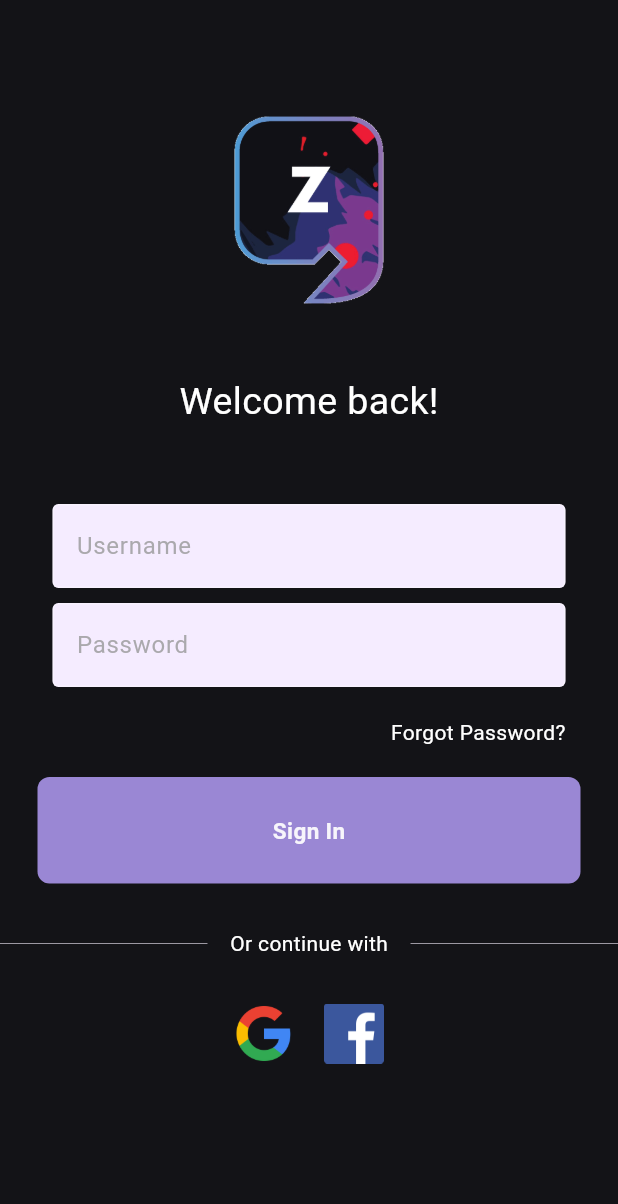
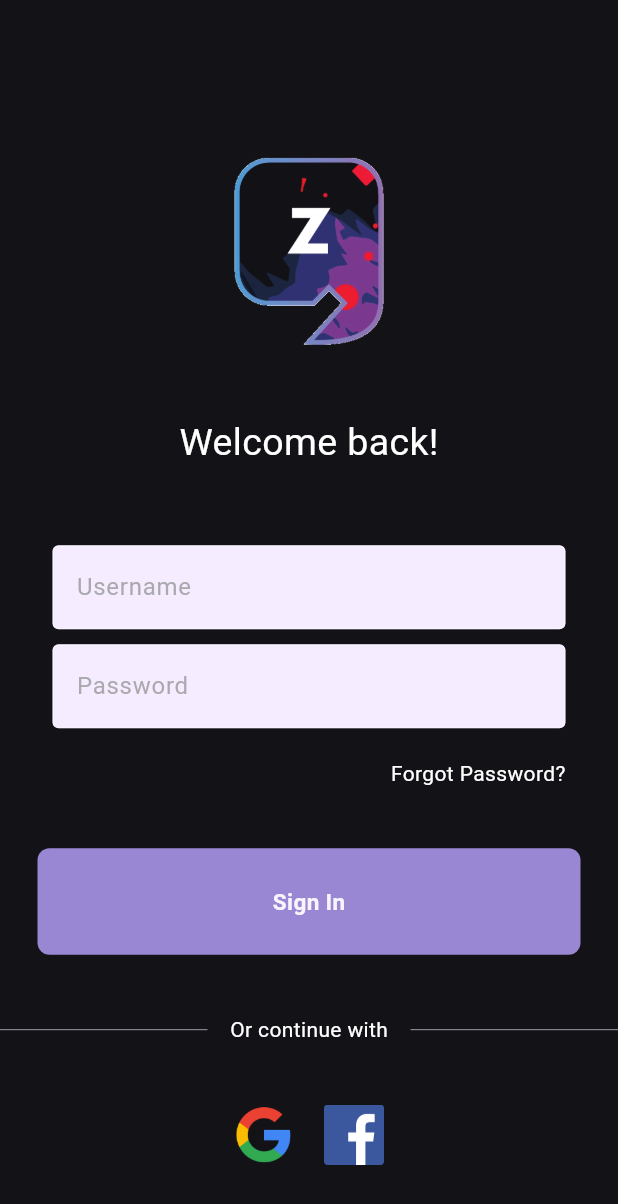
Before and after one commit to zyanislam/LoginPage-Template--Flutter, a Flutter app: the screen it shows after launch, on a phone screen of 412 x 824 dp. Shown: the top 1204 px of the screen. Run offline on Flutter 3.47's test engine with Material 3 defaults, Android fonts, the phone set to English and light mode, and no system bars.

Commit message:
Update: Code clean

```diff
--- a/lib/main.dart
+++ b/lib/main.dart
@@ -1,7 +1,6 @@
 // ignore_for_file: prefer_const_constructors
 
 import "package:flutter/material.dart";
-import "package:flutter/services.dart";
 
 import "modules/login_page.dart";
 
--- a/lib/modules/login_page.dart
+++ b/lib/modules/login_page.dart
@@ -20,8 +20,8 @@ class LoginPage extends StatelessWidget {
       backgroundColor: Color.fromARGB(252, 16, 16, 20),
       body: SafeArea(
         child: Center(
-          child: Column(children: [
-            SizedBox(height: 70),
+          child: Column(mainAxisAlignment: MainAxisAlignment.center, children: [
+            SizedBox(height: 50),
             Image.asset(
               "images/Logo.png",
               width: 140,
@@ -56,11 +56,11 @@ class LoginPage extends StatelessWidget {
                 ),
               ),
             ]),
-            SizedBox(height: 20),
+            SizedBox(height: 40),
             MyButton(
               onTap: signInFun,
             ),
-            SizedBox(height: 30),
+            SizedBox(height: 40),
             Row(
               children: [
                 Expanded(
@@ -82,7 +82,7 @@ class LoginPage extends StatelessWidget {
                 ),
               ],
             ),
-            SizedBox(height: 30),
+            SizedBox(height: 40),
             Row(
               mainAxisAlignment: MainAxisAlignment.center,
               children: [
```
